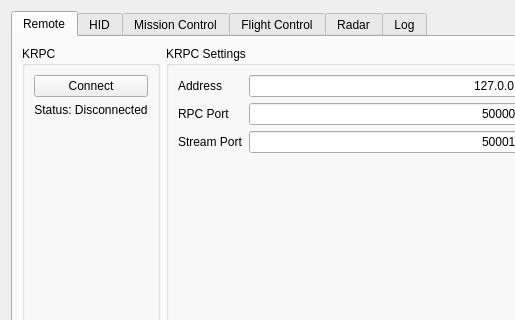
This is data/KerbalPie.ui in Vivero/KerbalPie as Qt 5 draws it before an edit; both pictures show x 0 to 515 and y 0 to 320 of the 784 by 712 pixel window. The edited form follows.
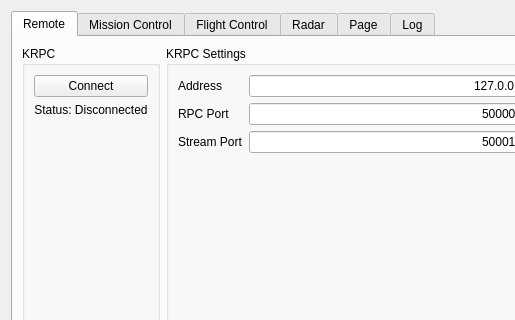
This is the edited form. The open tabs and pages were chosen to show the change.

Commit message: add Simulation tab to GUI

The edit to the form file:
```diff
--- a/data/KerbalPie.ui
+++ b/data/KerbalPie.ui
@@ -228,11 +228,6 @@
        </item>
       </layout>
      </widget>
-     <widget class="QWidget" name="hidTab">
-      <attribute name="title">
-       <string>HID</string>
-      </attribute>
-     </widget>
      <widget class="QWidget" name="missionTab">
       <attribute name="title">
        <string>Mission Control</string>
@@ -349,6 +344,11 @@
        <string>Radar</string>
       </attribute>
      </widget>
+     <widget class="QWidget" name="simulationTab">
+      <attribute name="title">
+       <string>Page</string>
+      </attribute>
+     </widget>
      <widget class="QWidget" name="logTab">
       <attribute name="title">
        <string>Log</string>
```
Left out of the diff: 2 changed lines with no effect on the pictures.
